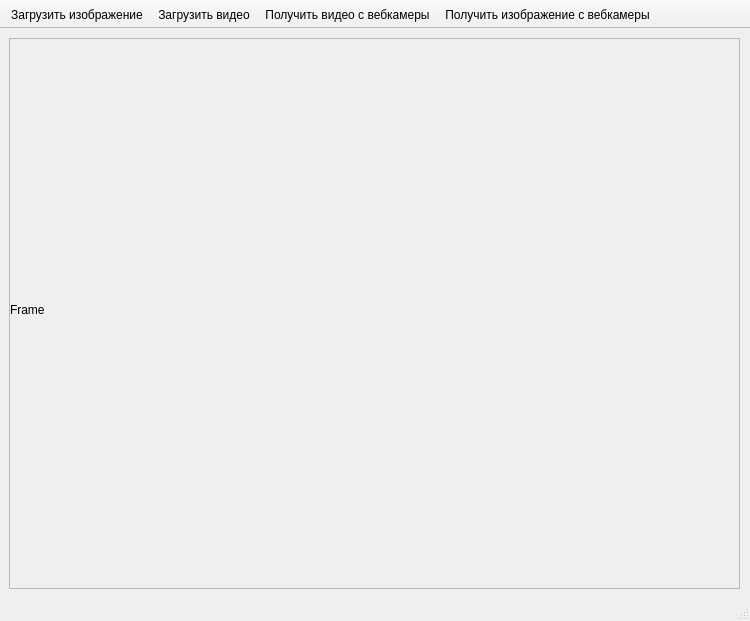
Qt form FRS/FRS/View.ui (sirIrishman/FRS) before a commit.
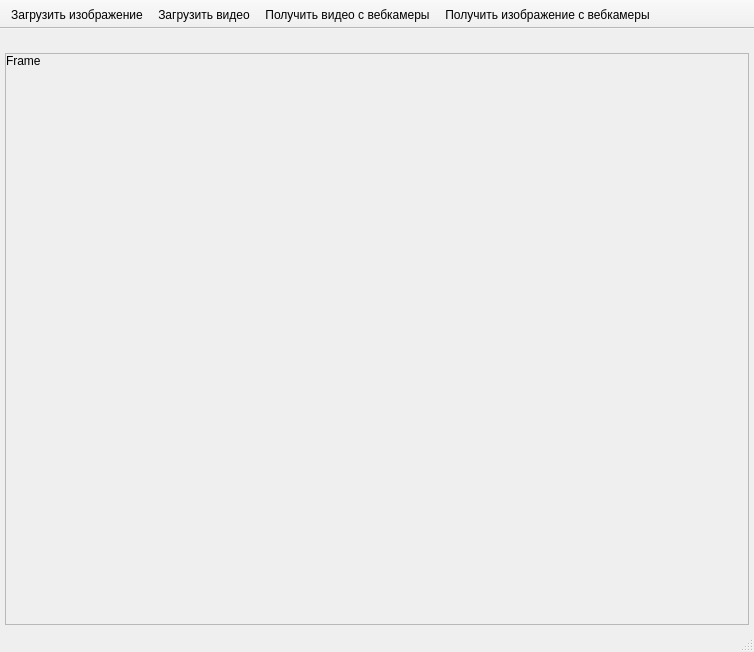
The same form after that commit. Icons and pictures are not drawn.

Commit message: Improved UI. Updated icons. Updated #include directives

The edit to the form file:
```diff
--- a/FRS/FRS/View.ui
+++ b/FRS/FRS/View.ui
@@ -6,69 +6,87 @@
    <rect>
     <x>0</x>
     <y>0</y>
-    <width>750</width>
-    <height>621</height>
+    <width>754</width>
+    <height>652</height>
    </rect>
   </property>
   <property name="windowTitle">
    <string>Face Recognition Software</string>
   </property>
-  <widget class="QWidget" name="centralWidget">
-   <widget class="QScrollArea" name="scrollArea">
-    <property name="geometry">
-     <rect>
-      <x>9</x>
-      <y>9</y>
-      <width>731</width>
-      <height>551</height>
-     </rect>
+  <widget class="QWidget" name="wdgt_CentralWidget">
+   <layout class="QGridLayout" name="gridLayout_3">
+    <property name="margin">
+     <number>0</number>
     </property>
-    <property name="widgetResizable">
-     <bool>true</bool>
+    <property name="spacing">
+     <number>6</number>
     </property>
-    <widget class="QWidget" name="scrollAreaWidgetContents">
-     <property name="geometry">
-      <rect>
-       <x>0</x>
-       <y>0</y>
-       <width>729</width>
-       <height>549</height>
-      </rect>
-     </property>
-     <widget class="QLabel" name="lbl_Frame">
-      <property name="geometry">
-       <rect>
-        <x>0</x>
-        <y>0</y>
-        <width>721</width>
-        <height>541</height>
-       </rect>
+    <item row="0" column="0">
+     <widget class="QDockWidget" name="dckWdgt_DockFrameContainer">
+      <property name="features">
+       <set>QDockWidget::NoDockWidgetFeatures</set>
       </property>
-      <property name="sizePolicy">
-       <sizepolicy hsizetype="Expanding" vsizetype="Expanding">
-        <horstretch>0</horstretch>
-        <verstretch>0</verstretch>
-       </sizepolicy>
+      <property name="allowedAreas">
+       <set>Qt::TopDockWidgetArea</set>
       </property>
-      <property name="autoFillBackground">
-       <bool>false</bool>
-      </property>
-      <property name="text">
-       <string>Frame</string>
-      </property>
+      <widget class="QWidget" name="wdgt_DockFrameContainerContent">
+       <layout class="QGridLayout" name="gridLayout_4">
+        <property name="margin">
+         <number>5</number>
+        </property>
+        <item row="0" column="0">
+         <widget class="QScrollArea" name="scrllAr_ScrollFrameContainer">
+          <property name="widgetResizable">
+           <bool>true</bool>
+          </property>
+          <widget class="QWidget" name="wdgt_ScrollFrameContainerContent">
+           <property name="geometry">
+            <rect>
+             <x>0</x>
+             <y>0</y>
+             <width>742</width>
+             <height>556</height>
+            </rect>
+           </property>
+           <layout class="QGridLayout" name="gridLayout_5">
+            <property name="margin">
+             <number>0</number>
+            </property>
+            <item row="0" column="0">
+             <widget class="QLabel" name="lbl_Frame">
+              <property name="text">
+               <string>Frame</string>
+              </property>
+              <property name="alignment">
+               <set>Qt::AlignLeading|Qt::AlignLeft|Qt::AlignTop</set>
+              </property>
+             </widget>
+            </item>
+           </layout>
+          </widget>
+         </widget>
+        </item>
+       </layout>
+      </widget>
      </widget>
-    </widget>
-   </widget>
+    </item>
+   </layout>
   </widget>
   <widget class="QToolBar" name="mainToolBar">
    <property name="movable">
     <bool>false</bool>
    </property>
+   <property name="iconSize">
+    <size>
+     <width>32</width>
+     <height>32</height>
+    </size>
+   </property>
    <attribute name="toolBarArea">
     <enum>TopToolBarArea</enum>
    </attribute>
    <attribute name="toolBarBreak">
-    <bool>true</bool>
+    <bool>false</bool>
    </attribute>
    <addaction name="actn_LoadImage"/>
    <addaction name="actn_LoadVideo"/>
```
Left out of the diff: 18 changed lines with no effect on the pictures. The commit also changes 18 other files.
